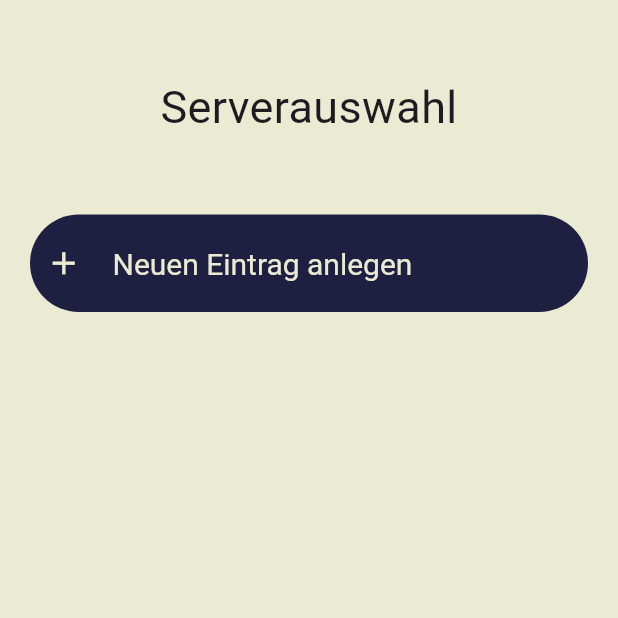
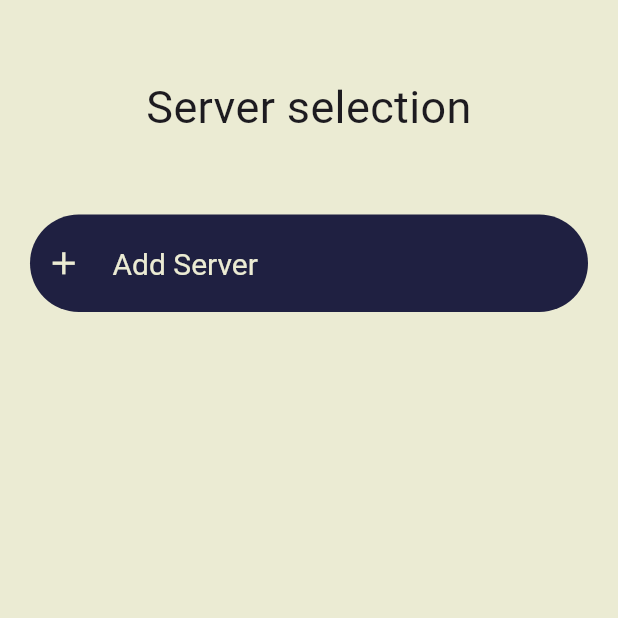
Before and after one commit to simonisinger/kuebiko-app, a Flutter app: the screen it shows after launch, on a phone screen of 412 x 824 dp, the top half of it. Run offline on Flutter 3.47's test engine with Material 3 defaults, Android fonts, the phone set to English and light mode, and no system bars; our stand-ins replace flutter_secure_storage, flutter_spinkit; missing offline and left inert: epubx, event, kuebiko_client, version.

Commit message:
Added new pages

```diff
--- a/lib/cache/storage.dart
+++ b/lib/cache/storage.dart
@@ -3,5 +3,8 @@ import 'package:flutter_secure_storage/flutter_secure_storage.dart';
 const FlutterSecureStorage storage = FlutterSecureStorage(
   aOptions: AndroidOptions(
     encryptedSharedPreferences: true
+  ),
+  iOptions: IOSOptions(
+    accessibility: KeychainAccessibility.first_unlock
   )
 );
--- a/lib/i18n/app_en.arb
+++ b/lib/i18n/app_en.arb
@@ -1,3 +1,11 @@
 {
-  "page": "Page"
+  "page": "Page",
+  "librariesLoading": "Libraries are loading",
+  "serverSelection": "Server selection",
+  "libraries": "Libraries",
+  "noLibraries": "This server has no libraries",
+  "addServer": "Add Server",
+  "createLibrary": "Create library",
+  "library": "Library",
+  "libraryName": "Library name"
 }
--- a/lib/main.dart
+++ b/lib/main.dart
@@ -2,19 +2,22 @@ import 'package:flutter/material.dart';
 import 'package:flutter_localizations/flutter_localizations.dart';
 import 'package:kuebiko_web_client/pages/404.dart';
 import 'package:kuebiko_web_client/pages/client_selection.dart';
+import 'package:kuebiko_web_client/pages/library/libraries.dart';
+import 'package:kuebiko_web_client/pages/home/overview.dart';
+import 'package:kuebiko_web_client/pages/library/library_add.dart';
 import 'package:kuebiko_web_client/pages/loading.dart';
 import 'package:kuebiko_web_client/pages/setup/setup.dart';
 import 'generated/i18n/app_localizations.dart';
-import 'pages/reader/horizontalv3.dart';
+import 'pages/login.dart';
 import 'url_strategy.dart';
 
 void main() {
   usePathUrlStrategy();
-  runApp(const MyApp());
+  runApp(const KuebikoApp());
 }
 
-class MyApp extends StatelessWidget {
-  const MyApp({Key? key}) : super(key: key);
+class KuebikoApp extends StatelessWidget {
+  const KuebikoApp({Key? key}) : super(key: key);
 
   // This widget is the root of your application.
   @override
@@ -47,6 +50,23 @@ class MyApp extends StatelessWidget {
           case 'client-selection':
             return MaterialPageRoute(
                 builder: (context) => const ClientSelectionPage()
+            );
+          case 'login':
+            return MaterialPageRoute(
+                builder: (context) => LoginPage()
+            );
+          case 'libraries':
+            return MaterialPageRoute(
+                builder: (context) => const LibrariesPage()
+            );
+          case 'library':
+            if (routeList[2] == 'add') {
+              return MaterialPageRoute(
+                  builder: (context) => LibraryAddPage()
+              );
+            }
+            return MaterialPageRoute(
+                builder: (context) => const OverviewPage()
             );
           case 'setup':
             return MaterialPageRoute(
--- a/lib/pages/client_selection.dart
+++ b/lib/pages/client_selection.dart
@@ -1,12 +1,13 @@
 import 'package:flutter/material.dart';
 import 'package:kuebiko_web_client/pages/client_selection_list.dart';
+
 class ClientSelectionPage extends StatelessWidget {
   const ClientSelectionPage({Key? key}) : super(key: key);
 
   @override
   Widget build(BuildContext context) {
     double width;
-    if(MediaQuery.of(context).size.width > 768){
+    if (MediaQuery.of(context).size.width > 768) {
       width = 768;
     } else {
       width = MediaQuery.of(context).size.width;
@@ -26,5 +27,4 @@ class ClientSelectionPage extends StatelessWidget {
       ),
     );
   }
-
 }
--- a/lib/pages/client_selection_list.dart
+++ b/lib/pages/client_selection_list.dart
@@ -1,7 +1,7 @@
 import 'package:flutter/material.dart';
+import 'package:kuebiko_web_client/generated/i18n/app_localizations.dart';
 import 'package:kuebiko_web_client/services/client.dart';
-
-import 'login.dart';
+import 'package:kuebiko_web_client/widget/add_button.dart';
 
 class ClientSelectionListWidget extends StatefulWidget {
   const ClientSelectionListWidget({Key? key}) : super(key: key);
@@ -11,18 +11,25 @@ class ClientSelectionListWidget extends StatefulWidget {
 }
 
 class _ClientSelectionListWidgetState extends State<ClientSelectionListWidget> {
+
+  @override
+  void initState() {
+    clientsLoaded.subscribe((_) => setState(() {}));
+    super.initState();
+  }
+
   @override
   Widget build(BuildContext context) {
-
+    AppLocalizations localizations = AppLocalizations.of(context)!;
     List<Widget> selectionList = [
-      const Padding(
-        padding: EdgeInsets.symmetric(
+      Padding(
+        padding: const EdgeInsets.symmetric(
             vertical: 50
         ),
         child: Text(
-          'Serverauswahl',
+          localizations.serverSelection,
           textAlign: TextAlign.center,
-          style: TextStyle(
+          style: const TextStyle(
               fontSize: 30
           ),
         ),
@@ -30,14 +37,17 @@ class _ClientSelectionListWidgetState extends State<ClientSelectionListWidget> {
     ];
     ClientService.service.clients.forEach((key, value) {
       selectionList.add(
-          Row(
-              children: [
-                Column(
+          Container(
+            margin: const EdgeInsets.only(bottom: 16),
+            child: OutlinedButton(
+              onPressed: () {
+                ClientService.service.selectedClient = value;
+                Navigator.pushNamed(context, '/libraries');
+              },
+              child: Row(
+                  mainAxisAlignment: MainAxisAlignment.spaceBetween,
                   children: [
                     Text(key),
-                      Text(value.getConfig().baseUrl.toString()),
-                    ]
-                ),
                     IconButton(
                         onPressed: (){
                           setState(() {
@@ -47,45 +57,14 @@ class _ClientSelectionListWidgetState extends State<ClientSelectionListWidget> {
                         icon: const Icon(Icons.close)
                     )
                   ]
+              ),
+            ),
           )
       );
     });
 
     selectionList.add(
-      TextButton(
-        onPressed: (){
-          Navigator.push(
-              context,
-              MaterialPageRoute(
-                  builder: (BuildContext context) => LoginPage()
-              )
-          );
-        },
-        child: Container(
-          padding: const EdgeInsets.symmetric(horizontal: 10),
-          child: Row(
-            children: [
-              Icon(
-                Icons.add,
-                size: 25,
-                color: Theme.of(context).scaffoldBackgroundColor,
-              ),
-              Container(
-                padding: const EdgeInsets.only(
-                  left: 20,
-                ),
-                child: Text(
-                  'Neuen Eintrag anlegen',
-                  style: TextStyle(
-                      fontSize: 20,
-                      color: Theme.of(context).scaffoldBackgroundColor
-                  ),
-                ),
-              )
-            ],
-          ),
-        ),
-      ),
+      AddWidget(targetPath: '/login', buttonText: localizations.addServer)
     );
     return ListView(
       children: selectionList,
--- a/lib/pages/login.dart
+++ b/lib/pages/login.dart
@@ -121,14 +121,15 @@ class LoginPage extends StatelessWidget {
                   padding: inputMargin,
                   width: width,
                   child: TextButton(
-                    onPressed: (){
-                      ClientService.service.addClient(
+                    onPressed: () async {
+                      await ClientService.service.addClient(
                           Uri.parse(_hostAddress.value.text),
                           _deviceName.value.text,
                           _username.value.text,
                           _password.value.text,
                           _serverName.value.text
                       );
+                      Navigator.of(context).popAndPushNamed('/client-selection');
                     },
                     child: Text(
                       'Login',
--- a/lib/services/client.dart
+++ b/lib/services/client.dart
@@ -11,6 +11,7 @@ class ClientService {
   final List<String> _hosts = [];
   final Map<String, KuebikoClient> _clients = {};
   KuebikoClient? selectedClient;
+  Library? selectedLibrary;
 
   ClientService() {
     _initClient();
@@ -55,6 +56,7 @@ class ClientService {
         password
     );
     _clients.addAll({hostAddress.toString(): newClient});
+    _hosts.add(hostAddress.toString());
     await storage.write(key: 'hosts', value: jsonEncode(_hosts));
     await storage.write(key: hostAddress.toString(), value: jsonEncode({
       'apiKey': newClient.getConfig().apiKey,
@@ -101,5 +103,5 @@ class ClientService {
     clientsLoaded.broadcast();
   }
 
-  get clients => _clients;
+  Map<String, KuebikoClient> get clients => _clients;
 }
--- /dev/null
+++ b/lib/widget/action_button.dart
@@ -0,0 +1,42 @@
+import 'package:flutter/material.dart';
+
+class ActionButton extends StatelessWidget {
+  final Function() onPressed;
+  final IconData? icon;
+  final String buttonText;
+
+  const ActionButton({super.key, required this.onPressed, this.icon, required this.buttonText});
+
+
+  @override
+  Widget build(BuildContext context) {
+    return TextButton(
+      onPressed: onPressed,
+      child: Container(
+        padding: const EdgeInsets.symmetric(horizontal: 10),
+        child: Row(
+          mainAxisAlignment: icon == null ? MainAxisAlignment.center : MainAxisAlignment.start,
+          children: [
+            icon != null ? Icon(
+              Icons.add,
+              size: 25,
+              color: Theme.of(context).scaffoldBackgroundColor,
+            ) : Container(),
+            Container(
+              padding: const EdgeInsets.only(
+                left: 20,
+              ),
+              child: Text(
+                buttonText,
+                style: TextStyle(
+                    fontSize: 20,
+                    color: Theme.of(context).scaffoldBackgroundColor
+                ),
+              ),
+            )
+          ],
+        ),
+      ),
+    );
+  }
+}
--- /dev/null
+++ b/lib/widget/add_button.dart
@@ -0,0 +1,19 @@
+import 'package:flutter/material.dart';
+import 'package:kuebiko_web_client/widget/action_button.dart';
+
+class AddWidget extends StatelessWidget {
+  final String targetPath;
+  final String buttonText;
+  const AddWidget({super.key, required this.targetPath, required this.buttonText});
+
+  @override
+  Widget build(BuildContext context) {
+    return ActionButton(
+        onPressed: () {
+          Navigator.of(context).pushNamed(targetPath);
+        },
+        icon: Icons.add,
+        buttonText: buttonText
+    );
+  }
+}
```
Also changed, not shown: lib/i18n/app_de.arb (+9 -1 lines), lib/pages/base_scaffold.dart (added, +22 -0 lines), lib/pages/home/overview.dart (+2 -36 lines), lib/pages/library/libraries.dart (added, +104 -0 lines), lib/pages/library/library_add.dart (added, +40 -0 lines), lib/pages/reader/horizontalv3.dart (+5 -4 lines), lib/widget/main_drawer.dart (added, +35 -0 lines), lib/generated/i18n/app_localizations.dart, lib/generated/i18n/app_localizations_de.dart, lib/generated/i18n/app_localizations_en.dart. Lines whose indentation alone changed are shown as unchanged.
